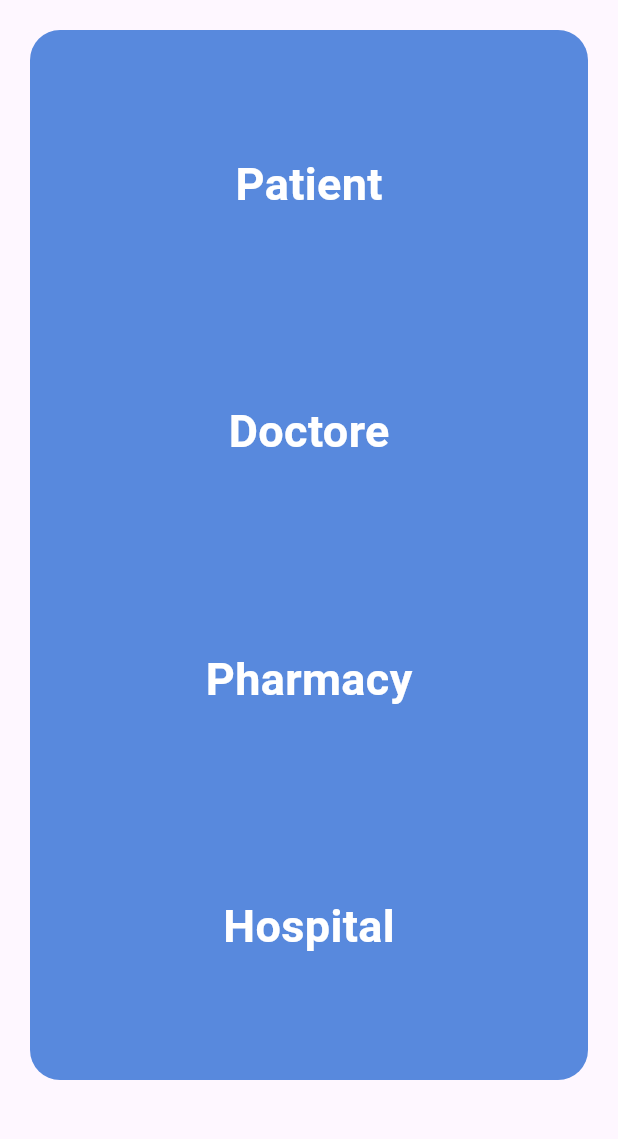
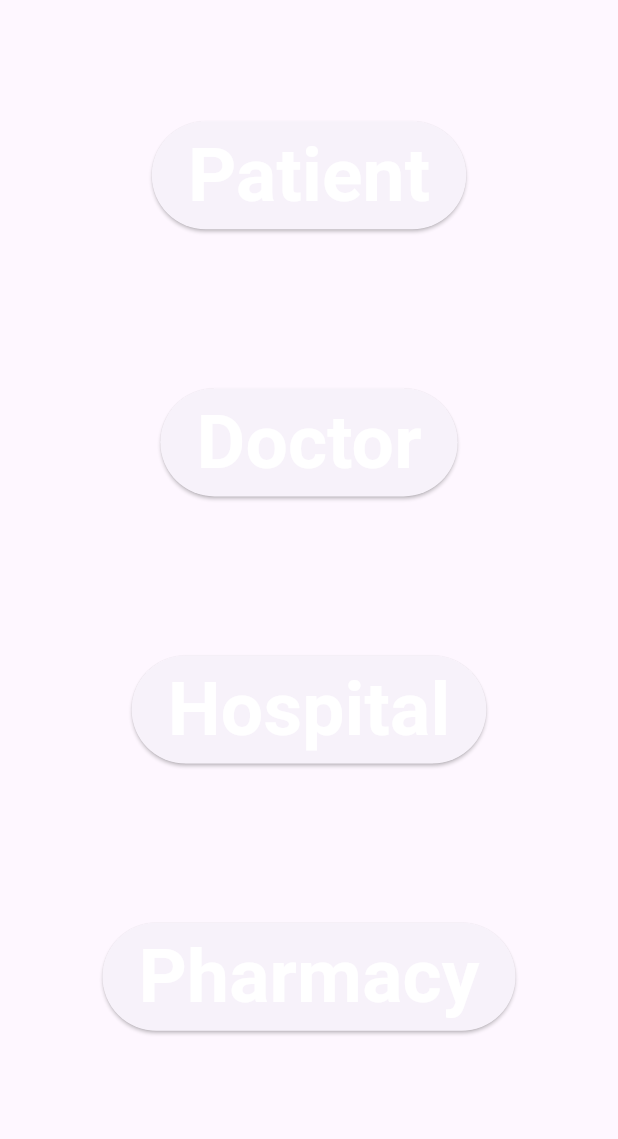
Before and after one commit to AyaAli72/Open_Project_App1, a Flutter app: the screen it shows after launch, on a phone screen of 412 x 824 dp, the part 84-1223 px from its top. Run offline on Flutter 3.47's test engine with Material 3 defaults, Android fonts, the phone set to English and light mode, and no system bars.

Commit message:
change to button

```diff
--- a/just_a_min/lib/main.dart
+++ b/just_a_min/lib/main.dart
@@ -18,52 +18,115 @@ class MyApp extends StatelessWidget {
                   fontWeight: FontWeight.w800),
               backgroundColor: Colors.blue,
             ),
-            body: Container(
-                alignment: Alignment.bottomCenter,
-                padding: const EdgeInsets.all(20),
-                margin: const EdgeInsets.all(20),
-                decoration: BoxDecoration(
-                    color: const Color.fromARGB(255, 88, 137, 221),
-                    borderRadius: BorderRadius.circular(20)),
-                width: 400,
-                height: 700,
-                child: const Column(
+            body: Center(
+              child: Column(
                 mainAxisAlignment: MainAxisAlignment.spaceAround,
-                  crossAxisAlignment: CrossAxisAlignment.center,
                 children: [
-                    Text(
+                  const SizedBox(height: 5, width: 5),
+                  ElevatedButton(
+                    onPressed: () {},
+                    child: const Text(
                       "Patient",
                       style: TextStyle(
                         color: Colors.white,
-                          fontSize: 30,
+                        fontSize: 50,
                         fontWeight: FontWeight.bold,
-                          textBaseline: TextBaseline.alphabetic),
                       ),
-                    Text(
-                      "Doctore",
+                    ),
+                  ),
+                  const SizedBox(height: 5, width: 5),
+                  ElevatedButton(
+                    onPressed: () {},
+                    // style:  ElevatedButton.styleFrom(
+                    //   shape:  RoundedRectangleBorder(
+                    //     borderRadius:  BorderRadius.circular(10)
+                    //   )
+                    // ),
+                    child: const Text(
+                      "Doctor",
                       style: TextStyle(
                         color: Colors.white,
-                          fontSize: 30,
+                        fontSize: 50,
                         fontWeight: FontWeight.bold,
-                          textBaseline: TextBaseline.alphabetic),
                       ),
-                    Text(
+                    ),
+                  ),
+                  const SizedBox(height: 5, width: 5),
+                  ElevatedButton(
+                    onPressed: () {},
+                    child: const Text(
+                      "Hospital",
+                      style: TextStyle(
+                        color: Colors.white,
+                        fontSize: 50,
+                        fontWeight: FontWeight.bold,
+                      ),
+                    ),
+                  ),
+                  const SizedBox(height: 5, width: 5),
+                  ElevatedButton(
+                    onPressed: () {},
+                    child: const Text(
                       "Pharmacy",
                       style: TextStyle(
                         color: Colors.white,
-                          fontSize: 30,
+                        fontSize: 50,
                         fontWeight: FontWeight.bold,
-                          textBaseline: TextBaseline.alphabetic),
                       ),
-                    Text(
-                      "Hospital",
-                      style: TextStyle(
-                          color: Colors.white,
-                          fontSize: 30,
-                          fontWeight: FontWeight.bold,
-                          textBaseline: TextBaseline.alphabetic),
+                    ),
+                  ),
+                  const SizedBox(height: 5, width: 5),
+                ],
+              ),
             )
-                  ],
-                ))));
+            // body: Container(
+
+            //     alignment: Alignment.bottomCenter,
+            //     padding: const EdgeInsets.all(20),
+            //     margin: const EdgeInsets.all(20),
+            //     decoration: BoxDecoration(
+            //         color: const Color.fromARGB(255, 88, 137, 221),
+            //         borderRadius: BorderRadius.circular(20)),
+            //     width: 400,
+            //     height: 700,
+            //     child: const Column(
+            //       mainAxisAlignment: MainAxisAlignment.spaceAround,
+            //       crossAxisAlignment: CrossAxisAlignment.center,
+            //       children: [
+            //         Text(
+            //           "Patient",
+            //           style: TextStyle(
+            //               color: Colors.white,
+            //               fontSize: 30,
+            //               fontWeight: FontWeight.bold,
+            //               textBaseline: TextBaseline.alphabetic),
+            //         ),
+            //         Text(
+            //           "Doctore",
+            //           style: TextStyle(
+            //               color: Colors.white,
+            //               fontSize: 30,
+            //               fontWeight: FontWeight.bold,
+            //               textBaseline: TextBaseline.alphabetic),
+            //         ),
+            //         Text(
+            //           "Pharmacy",
+            //           style: TextStyle(
+            //               color: Colors.white,
+            //               fontSize: 30,
+            //               fontWeight: FontWeight.bold,
+            //               textBaseline: TextBaseline.alphabetic),
+            //         ),
+            //         Text(
+            //           "Hospital",
+            //           style: TextStyle(
+            //               color: Colors.white,
+            //               fontSize: 30,
+            //               fontWeight: FontWeight.bold,
+            //               textBaseline: TextBaseline.alphabetic),
+            //         )
+            //       ],
+            // ))
+            ));
   }
 }
--- a/just_a_min/pubspec.yaml
+++ b/just_a_min/pubspec.yaml
@@ -59,8 +59,8 @@ flutter:
   uses-material-design: true
 
   # To add assets to your application, add an assets section, like this:
-  # assets:
-  #   - images/a_dot_burr.jpeg
+  assets:
+    - images/Image1.jpeg
   #   - images/a_dot_ham.jpeg
 
   # An image asset can refer to one or more resolution-specific "variants", see
```
Also changed, not shown: just_a_min/images/Image1.jpg (added). Lines whose indentation alone changed are shown as unchanged.
